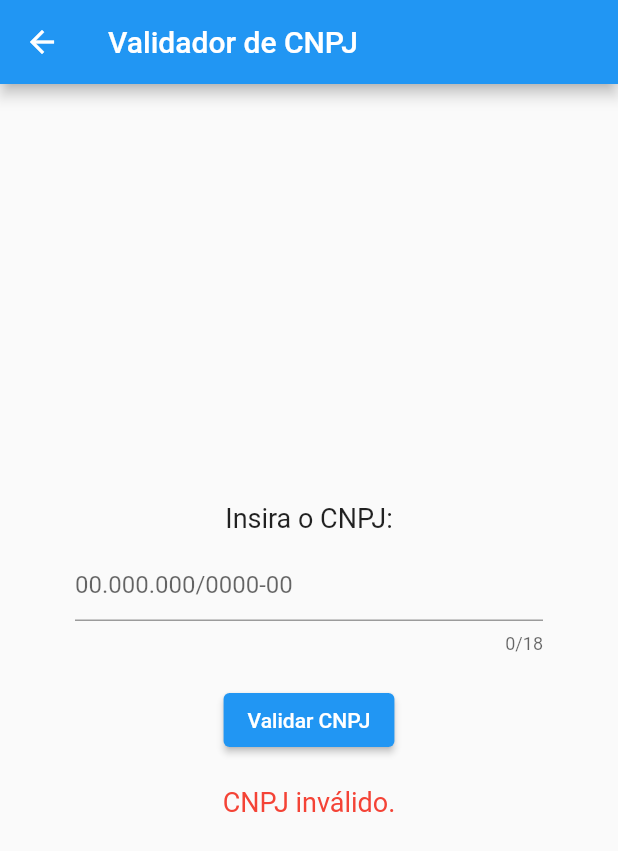
After one commit to GustavoOrelio/ProjetoSoftwareAvancado, a Flutter app: the screen it shows after launch, after a tap on "Valide seu CNPJ", on a phone screen of 412 x 824 dp. The commit adds this screen. Shown: the top 851 px of the screen. Run offline on Flutter 3.47's test engine with Material 2 defaults, Android fonts, the phone set to English and light mode, and no system bars.

Commit message:
Fazendo validação de CPF e CNPJ

```diff
--- a/aula_16_02/lib/inicializador.dart
+++ b/aula_16_02/lib/inicializador.dart
@@ -1,6 +1,6 @@
 import 'package:flutter/material.dart';
 
-import 'components/primeira_pagina.dart';
+import 'view/primeiraPagina.dart';
 
 class Inicializador extends StatelessWidget {
   const Inicializador({Key? key}) : super(key: key);
@@ -8,12 +8,12 @@ class Inicializador extends StatelessWidget {
   @override
   Widget build(BuildContext context) {
     return MaterialApp(
+      title: 'Aula',
       debugShowCheckedModeBanner: false,
-      title: 'Meu aplicativo',
       theme: ThemeData(
         primarySwatch: Colors.blue,
       ),
-      home: const PrimeiraPagina(),
+      home: PrimeiraPagina(),
     );
   }
 }
--- a/aula_16_02/lib/main.dart
+++ b/aula_16_02/lib/main.dart
@@ -1,6 +1,6 @@
+import 'package:aula_16_02/inicializador.dart';
 import 'package:flutter/material.dart';
 
-import 'inicializador.dart';
 
 void main() {
   runApp(const Inicializador());
@@ -13,7 +13,5 @@ void main() {
   Muita tabulação dificulta leitura
   A identação esta confusa
   Criacao de objeto na passagem de parametro
-  Criar variaveis temporarias para facilicar a leitura
-  Complicar para descomplicar... definir funçoes/componentes
 
 */
--- /dev/null
+++ b/aula_16_02/lib/view/primeiraPagina.dart
@@ -0,0 +1,40 @@
+import 'package:aula_16_02/view/validaCnpj.dart';
+import 'package:aula_16_02/view/validaCpf.dart';
+import 'package:flutter/material.dart';
+
+class PrimeiraPagina extends StatelessWidget {
+  @override
+  Widget build(BuildContext context) {
+    return Scaffold(
+      appBar: AppBar(
+        title: const Text('Valide Aqui'),
+      ),
+      body: Center(
+        child: Column(
+          mainAxisAlignment: MainAxisAlignment.center,
+          children: <Widget>[
+            RaisedButton(
+              child: Text('Valide seu CPF'),
+              onPressed: () {
+                Navigator.push(
+                  context,
+                  MaterialPageRoute(builder: (context) => ValidaCpf()),
+                );
+              },
+            ),
+            SizedBox(height: 16.0),
+            RaisedButton(
+              child: Text('Valide seu CNPJ'),
+              onPressed: () {
+                Navigator.push(
+                  context,
+                  MaterialPageRoute(builder: (context) => ValidaCnpj()),
+                );
+              },
+            ),
+          ],
+        ),
+      ),
+    );
+  }
+}
--- /dev/null
+++ b/aula_16_02/lib/view/validaCnpj.dart
@@ -0,0 +1,61 @@
+import 'package:aula_16_02/widgets/validarCnpj.dart';
+import 'package:flutter/material.dart';
+
+class ValidaCnpj extends StatefulWidget {
+  @override
+  _ValidadorCnpjState createState() => _ValidadorCnpjState();
+}
+
+class _ValidadorCnpjState extends State<ValidaCnpj> {
+  final _cnpjController = TextEditingController();
+  bool _cnpjValido = false;
+
+  @override
+  Widget build(BuildContext context) {
+    return Scaffold(
+      appBar: AppBar(
+        title: Text('Validador de CNPJ'),
+      ),
+      body: Center(
+        child: Column(
+          mainAxisAlignment: MainAxisAlignment.center,
+          children: [
+            Text(
+              'Insira o CNPJ:',
+              style: TextStyle(fontSize: 18),
+            ),
+            SizedBox(height: 10),
+            Padding(
+              padding: const EdgeInsets.symmetric(horizontal: 50),
+              child: TextField(
+                controller: _cnpjController,
+                keyboardType: TextInputType.number,
+                maxLength: 18,
+                decoration: InputDecoration(
+                  hintText: '00.000.000/0000-00',
+                ),
+              ),
+            ),
+            SizedBox(height: 20),
+            ElevatedButton(
+              onPressed: () {
+                setState(() {
+                  _cnpjValido = ValidarCNPJ(_cnpjController.text);
+                });
+              },
+              child: Text('Validar CNPJ'),
+            ),
+            SizedBox(height: 20),
+            Text(
+              _cnpjValido ? 'CNPJ válido!' : 'CNPJ inválido.',
+              style: TextStyle(
+                fontSize: 18,
+                color: _cnpjValido ? Colors.green : Colors.red,
+              ),
+            ),
+          ],
+        ),
+      ),
+    );
+  }
+}
--- /dev/null
+++ b/aula_16_02/lib/widgets/validarCnpj.dart
@@ -0,0 +1,30 @@
+bool ValidarCNPJ(String cnpj) {
+  // Remove caracteres não numéricos
+  cnpj = cnpj.replaceAll(RegExp(r'[^0-9]'), '');
+
+  // Verifica se o CNPJ tem 14 dígitos
+  if (cnpj.length != 14) return false;
+
+  // Verifica se todos os dígitos são iguais
+  if (RegExp(r'^(\d)\1*$').hasMatch(cnpj)) return false;
+
+  // Algoritmo de validação
+  List<int> digitos = cnpj.split('').map((e) => int.parse(e)).toList();
+  int soma = 0;
+  int peso = 2;
+  for (int i = 11; i >= 0; i--) {
+    soma += digitos[i] * peso;
+    peso = peso == 9 ? 2 : peso + 1;
+  }
+  int dv1 = (soma % 11) < 2 ? 0 : 11 - (soma % 11);
+
+  soma = 0;
+  peso = 2;
+  for (int i = 12; i >= 0; i--) {
+    soma += digitos[i] * peso;
+    peso = peso == 9 ? 2 : peso + 1;
+  }
+  int dv2 = (soma % 11) < 2 ? 0 : 11 - (soma % 11);
+
+  return dv1 == digitos[12] && dv2 == digitos[13];
+}
```
Also changed, not shown: aula_16_02/lib/components/campos_texto.dart (deleted, +0 -10 lines), aula_16_02/lib/components/primeira_pagina.dart (deleted, +0 -25 lines), aula_16_02/lib/view/validaCpf.dart (added, +74 -0 lines), aula_16_02/lib/widgets/validar.dart (deleted, +0 -20 lines), aula_16_02/lib/widgets/validarCpf.dart (added, +37 -0 lines).
